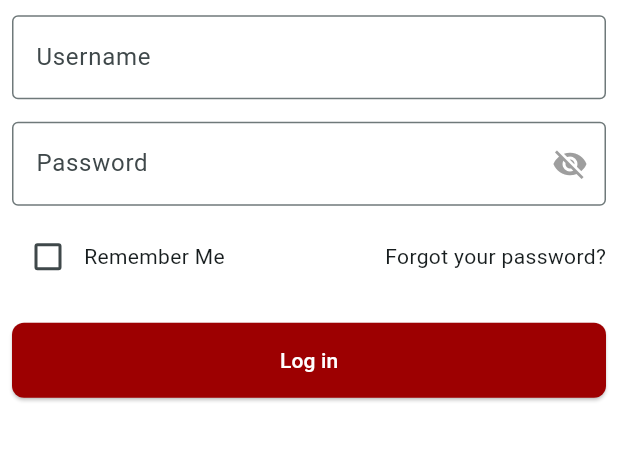
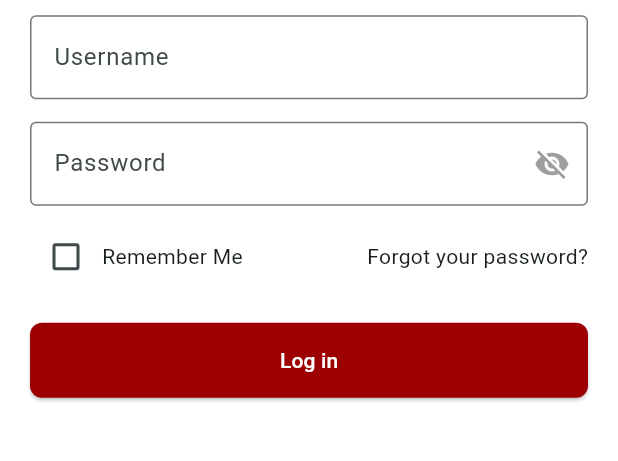
Before and after one commit to qabrevilla/Activity2_BuildhubAPI, a Flutter app: the screen it shows after launch, on a phone screen of 412 x 824 dp, the part 479-940 px from its top. Run offline on Flutter 3.47's test engine with Material 3 defaults, Android fonts, the phone set to English and light mode, and no system bars; our stand-ins replace cached_network_image, get, google_fonts.

Commit message:
UI and overflowed fix

```diff
--- a/lib/Starting-Screen/login_page.dart
+++ b/lib/Starting-Screen/login_page.dart
@@ -55,15 +55,24 @@ class _LoginPageState extends State<LoginPage> {
     return Scaffold(
       backgroundColor: Colors.white,
       body: Center(
-        child: Padding(
-          padding: const EdgeInsets.all(8.0),
+        child: LayoutBuilder(
+          builder: (context, constraints) {
+            // Define smaller screen width threshold
+            bool isLargeScreen = constraints.maxWidth > 600;
+
+            return Padding(
+              padding: EdgeInsets.symmetric(
+                horizontal: isLargeScreen ? 100 : 20,
+                vertical: 20,
+              ),
+              child: SingleChildScrollView(
                 child: Column(
                   mainAxisAlignment: MainAxisAlignment.center,
                   children: [
                     Image.asset(
                       'assets/logo/buildhubph_logo.png',
                       height: 80,
-                width: 300,
+                      width: isLargeScreen ? 400 : 300,
                     ),
                     SizedBox(height: 10),
                     TextField(
@@ -143,12 +152,18 @@ class _LoginPageState extends State<LoginPage> {
                             borderRadius: BorderRadius.circular(8),
                           ),
                         ),
-                  child: Text('Log in', style: TextStyle(color: Colors.white)),
+                        child: Text(
+                          'Log in',
+                          style: TextStyle(color: Colors.white),
+                        ),
                       ),
                     ),
                   ],
                 ),
               ),
+            );
+          },
+        ),
       ),
     );
   }
```
Also changed, not shown: lib/Dashboard/seller_product.dart (+63 -35 lines), flutter_22.png (added), flutter_23.png (added), flutter_24.png (added), flutter_25.png (added), flutter_26.png (added), flutter_27.png (added). Lines whose indentation alone changed are shown as unchanged.
